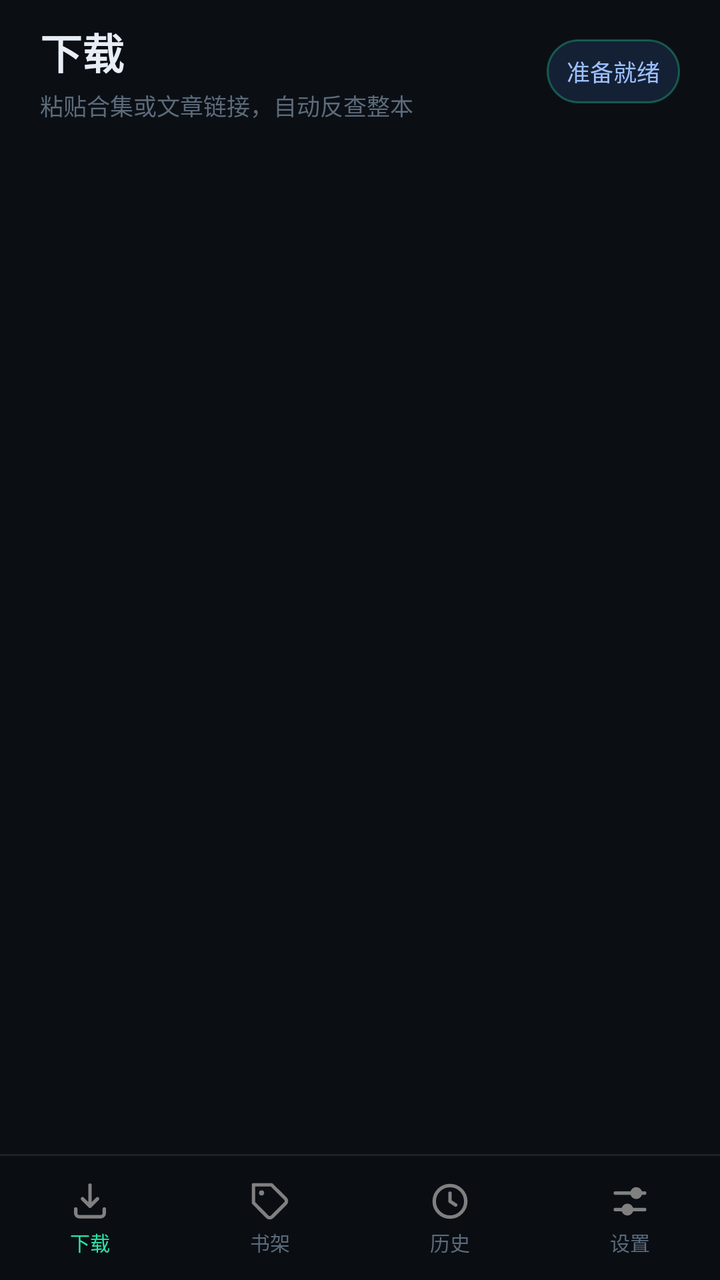
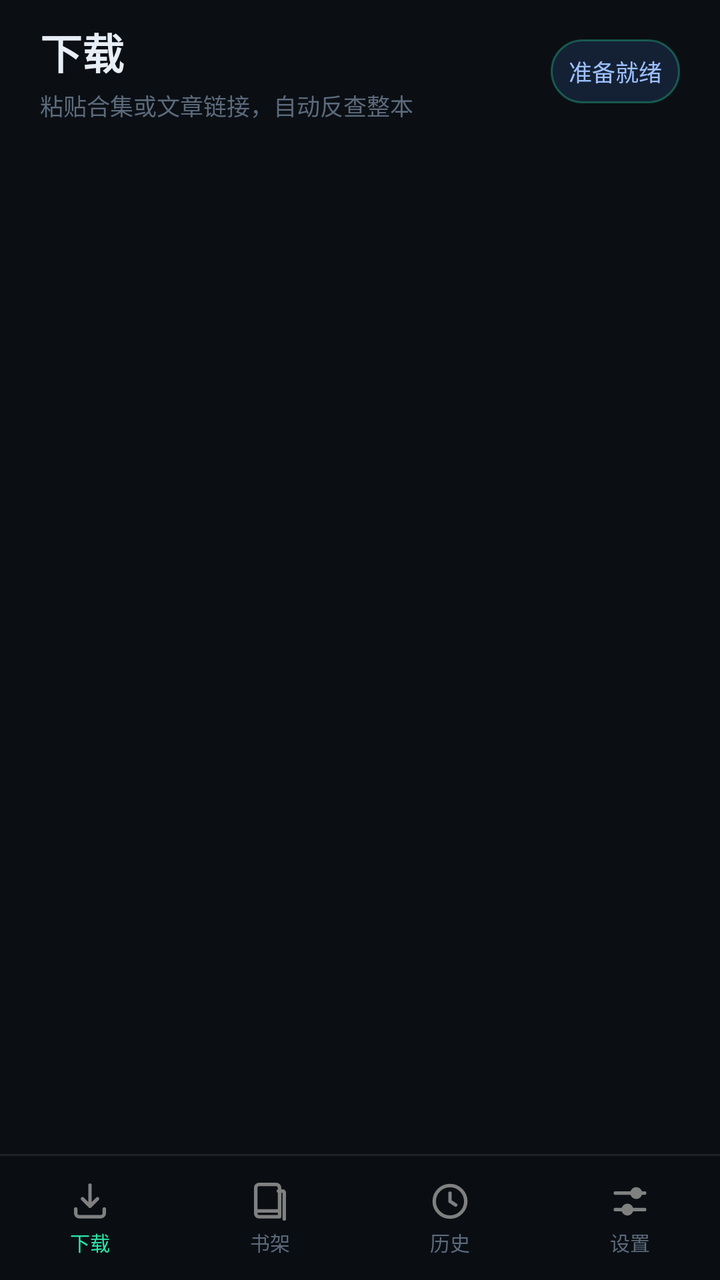

An Android layout rendered at two revisions. The XML below is the earlier revision; the diff shows what the commit changed to produce the second picture.
<!-- AndroidManifest.xml: application theme AppTheme.Dark -->
<!-- res/layout/activity_main.xml -->
<?xml version="1.0" encoding="utf-8"?>
<LinearLayout xmlns:android="http://schemas.android.com/apk/res/android"
    android:id="@+id/root"
    android:layout_width="match_parent"
    android:layout_height="match_parent"
    android:orientation="vertical"
    android:fitsSystemWindows="true"
    android:background="?attr/cBg">

    <LinearLayout
        android:layout_width="match_parent"
        android:layout_height="wrap_content"
        android:orientation="horizontal"
        android:gravity="center_vertical"
        android:paddingStart="20dp"
        android:paddingEnd="20dp"
        android:paddingTop="10dp"
        android:paddingBottom="10dp">

        <LinearLayout
            android:layout_width="0dp"
            android:layout_height="wrap_content"
            android:layout_weight="1"
            android:orientation="vertical">

            <TextView
                android:id="@+id/pageTitle"
                android:layout_width="wrap_content"
                android:layout_height="wrap_content"
                android:text="@string/title_download"
                android:textColor="?attr/cText"
                android:textSize="?attr/dT4"
                android:textStyle="bold" />

            <TextView
                android:id="@+id/pageSub"
                android:layout_width="match_parent"
                android:layout_height="wrap_content"
                android:layout_marginTop="3dp"
                android:maxLines="1"
                android:ellipsize="end"
                android:text="@string/sub_download"
                android:textColor="?attr/cText3"
                android:textSize="?attr/dT1" />
        </LinearLayout>

        <TextView
            android:id="@+id/phaseChip"
            android:layout_width="wrap_content"
            android:layout_height="32dp"
            android:layout_marginStart="10dp"
            android:background="@drawable/bg_chip"
            android:gravity="center"
            android:maxWidth="150dp"
            android:paddingStart="10dp"
            android:paddingEnd="10dp"
            android:singleLine="true"
            android:ellipsize="end"
            android:text="准备就绪"
            android:textColor="?attr/cChipText"
            android:textSize="?attr/dT1" />
    </LinearLayout>

    <FrameLayout
        android:id="@+id/content"
        android:layout_width="match_parent"
        android:layout_height="0dp"
        android:layout_weight="1" />

    <View
        android:layout_width="match_parent"
        android:layout_height="1dp"
        android:background="?attr/cLine" />

    <LinearLayout
        android:id="@+id/tabbar"
        android:layout_width="match_parent"
        android:layout_height="62dp"
        android:orientation="horizontal"
        android:background="?attr/cTabBar">

        <LinearLayout
            android:id="@+id/tabDownload"
            android:layout_width="0dp"
            android:layout_height="match_parent"
            android:layout_weight="1"
            android:orientation="vertical"
            android:gravity="center"
            android:clickable="true"
            android:focusable="true"
            android:background="?android:attr/selectableItemBackground">

            <ImageView
                android:id="@+id/icoDownload"
                android:layout_width="22dp"
                android:layout_height="22dp"
                android:src="@drawable/ic_tab_download"
                android:contentDescription="@string/tab_download" />

            <TextView
                android:id="@+id/lblDownload"
                android:layout_width="wrap_content"
                android:layout_height="wrap_content"
                android:layout_marginTop="2dp"
                android:text="@string/tab_download"
                android:textColor="?attr/cPrimary"
                android:textSize="?attr/dTab" />
        </LinearLayout>

        <LinearLayout
            android:id="@+id/tabShelf"
            android:layout_width="0dp"
            android:layout_height="match_parent"
            android:layout_weight="1"
            android:orientation="vertical"
            android:gravity="center"
            android:clickable="true"
            android:focusable="true"
            android:background="?android:attr/selectableItemBackground">

            <ImageView
                android:id="@+id/icoShelf"
                android:layout_width="22dp"
                android:layout_height="22dp"
                android:src="@drawable/ic_tab_watch"
                android:contentDescription="@string/tab_shelf" />

            <TextView
                android:id="@+id/lblShelf"
                android:layout_width="wrap_content"
                android:layout_height="wrap_content"
                android:layout_marginTop="2dp"
                android:text="@string/tab_shelf"
                android:textColor="?attr/cText3"
                android:textSize="?attr/dTab" />
        </LinearLayout>

        <LinearLayout
            android:id="@+id/tabHistory"
            android:layout_width="0dp"
            android:layout_height="match_parent"
            android:layout_weight="1"
            android:orientation="vertical"
            android:gravity="center"
            android:clickable="true"
            android:focusable="true"
            android:background="?android:attr/selectableItemBackground">

            <ImageView
                android:id="@+id/icoHistory"
                android:layout_width="22dp"
                android:layout_height="22dp"
                android:src="@drawable/ic_tab_history"
                android:contentDescription="@string/tab_history" />

            <TextView
                android:id="@+id/lblHistory"
                android:layout_width="wrap_content"
                android:layout_height="wrap_content"
                android:layout_marginTop="2dp"
                android:text="@string/tab_history"
                android:textColor="?attr/cText3"
                android:textSize="?attr/dTab" />
        </LinearLayout>

        <LinearLayout
            android:id="@+id/tabSettings"
            android:layout_width="0dp"
            android:layout_height="match_parent"
            android:layout_weight="1"
            android:orientation="vertical"
            android:gravity="center"
            android:clickable="true"
            android:focusable="true"
            android:background="?android:attr/selectableItemBackground">

            <ImageView
                android:id="@+id/icoSettings"
                android:layout_width="22dp"
                android:layout_height="22dp"
                android:src="@drawable/ic_tab_settings"
                android:contentDescription="@string/tab_settings" />

            <TextView
                android:id="@+id/lblSettings"
                android:layout_width="wrap_content"
                android:layout_height="wrap_content"
                android:layout_marginTop="2dp"
                android:text="@string/tab_settings"
                android:textColor="?attr/cText3"
                android:textSize="?attr/dTab" />
        </LinearLayout>
    </LinearLayout>
</LinearLayout>
<!-- resources referenced by this layout -->
<resources>
  <!-- drawable bg_chip (drawable) -->
  <?xml version="1.0" encoding="utf-8"?>
  <shape xmlns:android="http://schemas.android.com/apk/res/android" android:shape="rectangle">
      <solid android:color="?attr/cAccentSoft" />
      <corners android:radius="100dp" />
      <stroke android:width="1dp" android:color="?attr/cPrimaryLine" />
  </shape>
  <!-- drawable ic_tab_download (drawable) -->
  <vector xmlns:android="http://schemas.android.com/apk/res/android"
      android:width="24dp"
      android:height="24dp"
      android:viewportWidth="24"
      android:viewportHeight="24">
      <path
          android:fillColor="#00000000"
          android:strokeColor="#FF808080"
          android:strokeWidth="1.9"
          android:strokeLineCap="round"
          android:strokeLineJoin="round"
          android:pathData="M12,3.2v11.4M7.9,10.6L12,14.7l4.1,-4.1" />
      <path
          android:fillColor="#00000000"
          android:strokeColor="#FF808080"
          android:strokeWidth="1.9"
          android:strokeLineCap="round"
          android:strokeLineJoin="round"
          android:pathData="M4.2,16.2v2.2a2,2 0 0,0 2,2h11.6a2,2 0 0,0 2,-2v-2.2" />
  </vector>
  <!-- drawable ic_tab_history (drawable) -->
  <vector xmlns:android="http://schemas.android.com/apk/res/android"
      android:width="24dp"
      android:height="24dp"
      android:viewportWidth="24"
      android:viewportHeight="24">
      <path
          android:fillColor="#00000000"
          android:strokeColor="#FF808080"
          android:strokeWidth="1.9"
          android:pathData="M12,12m-8.6,0a8.6,8.6 0 1,0 17.2,0a8.6,8.6 0 1,0 -17.2,0" />
      <path
          android:fillColor="#00000000"
          android:strokeColor="#FF808080"
          android:strokeWidth="1.9"
          android:strokeLineCap="round"
          android:strokeLineJoin="round"
          android:pathData="M12,7.6V12l3.1,2" />
  </vector>
  <!-- drawable ic_tab_watch (drawable) -->
  <vector xmlns:android="http://schemas.android.com/apk/res/android"
      android:width="24dp"
      android:height="24dp"
      android:viewportWidth="24"
      android:viewportHeight="24">
      <path
          android:fillColor="#00000000"
          android:strokeColor="#FF808080"
          android:strokeWidth="1.9"
          android:strokeLineJoin="round"
          android:pathData="M20.4,13.2l-7.2,7.2a1.9,1.9 0 0,1 -2.7,0L3,12.8V3h9.8l7.6,7.5a1.9,1.9 0 0,1 0,2.7z" />
      <path
          android:fillColor="#FF808080"
          android:pathData="M7.4,7.4m-1.4,0a1.4,1.4 0 1,0 2.8,0a1.4,1.4 0 1,0 -2.8,0" />
  </vector>
  <string name="sub_download">粘贴合集或文章链接，自动反查整本</string>
  <string name="tab_download">下载</string>
  <string name="tab_history">历史</string>
  <string name="tab_settings">设置</string>
  <string name="tab_shelf">书架</string>
  <string name="title_download">下载</string>
  <color name="primary">#FF2BE3A7</color>
  <color name="bg">#FF0B0F14</color>
  <color name="text">#FFE8EEF6</color>
  <color name="text2">#FF8B9AAC</color>
  <color name="text3">#FF5C6B7C</color>
  <!-- unchanged entries left out for length: 2 -->
</resources>

<!-- the commit's change to res/layout/activity_main.xml (unified diff, before → after) -->
@@ -51,9 +51,10 @@
             android:layout_marginStart="10dp"
             android:background="@drawable/bg_chip"
             android:gravity="center"
-            android:maxWidth="150dp"
-            android:paddingStart="10dp"
-            android:paddingEnd="10dp"
+            android:maxWidth="132dp"
+            android:paddingStart="9dp"
+            android:paddingEnd="9dp"
+            android:maxLines="1"
             android:singleLine="true"
             android:ellipsize="end"
             android:text="准备就绪"
@@ -122,7 +123,7 @@
                 android:id="@+id/icoShelf"
                 android:layout_width="22dp"
                 android:layout_height="22dp"
-                android:src="@drawable/ic_tab_watch"
+                android:src="@drawable/ic_shelf"
                 android:contentDescription="@string/tab_shelf" />
 
             <TextView
<!-- resource entries referenced after the edit -->
@@ -7,6 +7,27 @@
       <corners android:radius="100dp" />
       <stroke android:width="1dp" android:color="?attr/cPrimaryLine" />
   </shape>
+  <!-- drawable ic_shelf (drawable) -->
+  <vector xmlns:android="http://schemas.android.com/apk/res/android"
+      android:width="24dp"
+      android:height="24dp"
+      android:viewportWidth="24"
+      android:viewportHeight="24">
+      <path
+          android:fillColor="#00000000"
+          android:strokeColor="#FF808080"
+          android:strokeWidth="1.9"
+          android:strokeLineCap="round"
+          android:strokeLineJoin="round"
+          android:pathData="M4.2,4.6a1.8,1.8 0 0,1 1.8,-1.8h9.4a1.8,1.8 0 0,1 1.8,1.8v15.8H6a1.8,1.8 0 0,1 -1.8,-1.8z" />
+      <path
+          android:fillColor="#00000000"
+          android:strokeColor="#FF808080"
+          android:strokeWidth="1.9"
+          android:strokeLineCap="round"
+          android:strokeLineJoin="round"
+          android:pathData="M4.2,17.2h13M16.6,6.4h2.4a0.8,0.8 0 0,1 0.8,0.8v14.4" />
+  </vector>
   <!-- drawable ic_tab_download (drawable) -->
   <vector xmlns:android="http://schemas.android.com/apk/res/android"
       android:width="24dp"
@@ -47,22 +68,6 @@
           android:strokeLineJoin="round"
           android:pathData="M12,7.6V12l3.1,2" />
   </vector>
-  <!-- drawable ic_tab_watch (drawable) -->
-  <vector xmlns:android="http://schemas.android.com/apk/res/android"
-      android:width="24dp"
-      android:height="24dp"
-      android:viewportWidth="24"
-      android:viewportHeight="24">
-      <path
-          android:fillColor="#00000000"
-          android:strokeColor="#FF808080"
-          android:strokeWidth="1.9"
-          android:strokeLineJoin="round"
-          android:pathData="M20.4,13.2l-7.2,7.2a1.9,1.9 0 0,1 -2.7,0L3,12.8V3h9.8l7.6,7.5a1.9,1.9 0 0,1 0,2.7z" />
-      <path
-          android:fillColor="#FF808080"
-          android:pathData="M7.4,7.4m-1.4,0a1.4,1.4 0 1,0 2.8,0a1.4,1.4 0 1,0 -2.8,0" />
-  </vector>
   <string name="sub_download">粘贴合集或文章链接，自动反查整本</string>
   <string name="tab_download">下载</string>
   <string name="tab_history">历史</string>
